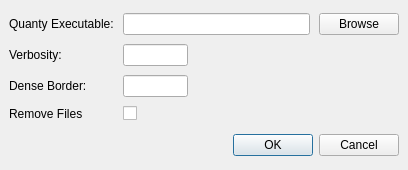
The window that crispy/gui/uis/quanty/preferences.ui (mretegan/crispy) describes before a commit, drawn with Qt 5.
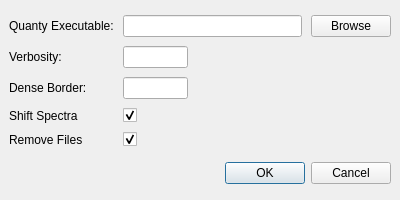
The same window after the commit.

Commit message: Allow for the spectra shifting to be toggle

Patch:
```diff
--- a/crispy/gui/uis/quanty/preferences.ui
+++ b/crispy/gui/uis/quanty/preferences.ui
@@ -9,8 +9,8 @@
    <rect>
     <x>0</x>
     <y>0</y>
-    <width>408</width>
-    <height>170</height>
+    <width>400</width>
+    <height>200</height>
    </rect>
   </property>
   <property name="minimumSize">
@@ -22,7 +22,7 @@
   <property name="maximumSize">
    <size>
     <width>16777215</width>
-    <height>170</height>
+    <height>200</height>
    </size>
   </property>
   <property name="windowTitle">
@@ -49,26 +49,6 @@
    </property>
    <item>
     <layout class="QGridLayout" name="gridLayout">
-     <item row="3" column="0">
-      <widget class="QLabel" name="removeFileLabel">
-       <property name="minimumSize">
-        <size>
-         <width>22</width>
-         <height>0</height>
-        </size>
-       </property>
-       <property name="text">
-        <string>Remove Files</string>
-       </property>
-      </widget>
-     </item>
-     <item row="3" column="1">
-      <widget class="QCheckBox" name="removeFilesCheckBox">
-       <property name="text">
-        <string/>
-       </property>
-      </widget>
-     </item>
      <item row="1" column="0">
       <widget class="QLabel" name="verbosityLabel">
        <property name="text">
@@ -76,24 +56,11 @@
        </property>
       </widget>
      </item>
-     <item row="0" column="2">
-      <widget class="QPushButton" name="pathBrowsePushButton">
-       <property name="text">
-        <string>Browse</string>
-       </property>
-       <property name="autoDefault">
-        <bool>false</bool>
-       </property>
-      </widget>
-     </item>
      <item row="0" column="1">
       <widget class="QLineEdit" name="pathLineEdit">
        <property name="toolTip">
         <string>Path to the Quanty executable.</string>
        </property>
-       <property name="cursorPosition">
-        <number>0</number>
-       </property>
        <property name="readOnly">
         <bool>true</bool>
        </property>
@@ -106,13 +73,6 @@
        </property>
       </widget>
      </item>
-     <item row="2" column="0">
-      <widget class="QLabel" name="denseBorderLabel">
-       <property name="text">
-        <string>Dense Border:</string>
-       </property>
-      </widget>
-     </item>
      <item row="2" column="1">
       <widget class="QLineEdit" name="denseBorderLineEdit">
        <property name="sizePolicy">
@@ -138,6 +98,16 @@
        </property>
       </widget>
      </item>
+     <item row="0" column="2">
+      <widget class="QPushButton" name="pathBrowsePushButton">
+       <property name="text">
+        <string>Browse</string>
+       </property>
+       <property name="autoDefault">
+        <bool>false</bool>
+       </property>
+      </widget>
+     </item>
      <item row="1" column="1">
       <widget class="QLineEdit" name="verbosityLineEdit">
        <property name="sizePolicy">
@@ -166,6 +136,53 @@
        </property>
       </widget>
      </item>
+     <item row="4" column="0">
+      <widget class="QLabel" name="removeFileLabel">
+       <property name="minimumSize">
+        <size>
+         <width>22</width>
+         <height>0</height>
+        </size>
+       </property>
+       <property name="text">
+        <string>Remove Files</string>
+       </property>
+      </widget>
+     </item>
+     <item row="4" column="1">
+      <widget class="QCheckBox" name="removeFilesCheckBox">
+       <property name="text">
+        <string/>
+       </property>
+       <property name="checked">
+        <bool>true</bool>
+       </property>
+      </widget>
+     </item>
+     <item row="2" column="0">
+      <widget class="QLabel" name="denseBorderLabel">
+       <property name="text">
+        <string>Dense Border:</string>
+       </property>
+      </widget>
+     </item>
+     <item row="3" column="1">
+      <widget class="QCheckBox" name="shiftSpectraCheckBox">
+       <property name="text">
+        <string/>
+       </property>
+       <property name="checked">
+        <bool>true</bool>
+       </property>
+      </widget>
+     </item>
+     <item row="3" column="0">
+      <widget class="QLabel" name="shiftSpectraLabel">
+       <property name="text">
+        <string>Shift Spectra</string>
+       </property>
+      </widget>
+     </item>
     </layout>
    </item>
    <item>
```
The commit also changes 274 other files.
